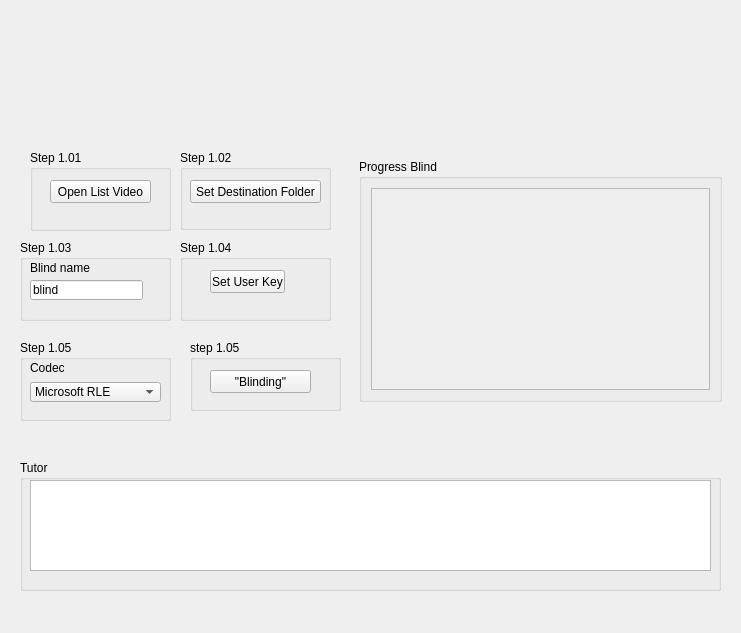
Above: src/telacego.ui from EthoWatcher/ethowatcher before the change. Below: the same form after it.
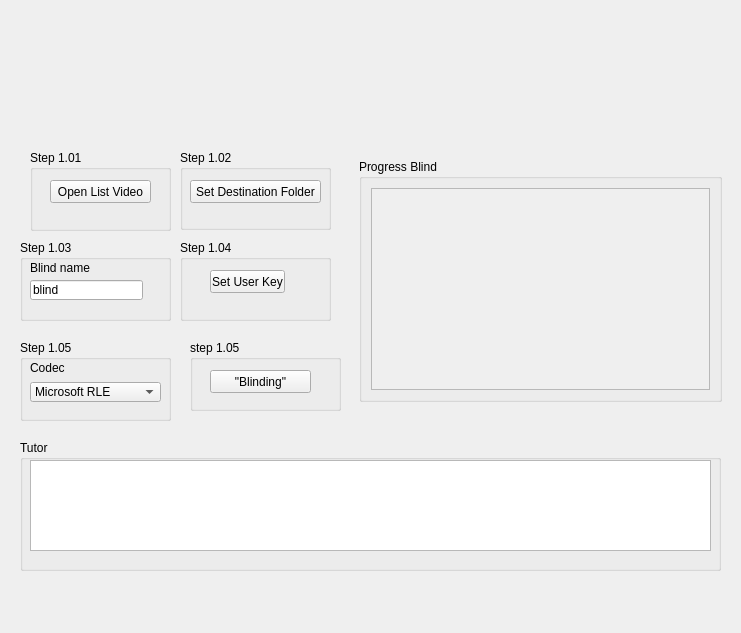
That is the form after the change. Icons and pictures are not drawn.

```diff
--- a/src/telacego.ui
+++ b/src/telacego.ui
@@ -69,7 +69,7 @@
    <property name="geometry">
     <rect>
      <x>20</x>
-     <y>460</y>
+     <y>440</y>
      <width>701</width>
      <height>131</height>
     </rect>
@@ -354,8 +354,8 @@
   <widget class="QLabel" name="label">
    <property name="geometry">
     <rect>
-     <x>20</x>
-     <y>20</y>
+     <x>30</x>
+     <y>40</y>
      <width>701</width>
      <height>101</height>
     </rect>
```
Left out of the diff: 8 changed lines with no effect on the pictures.
